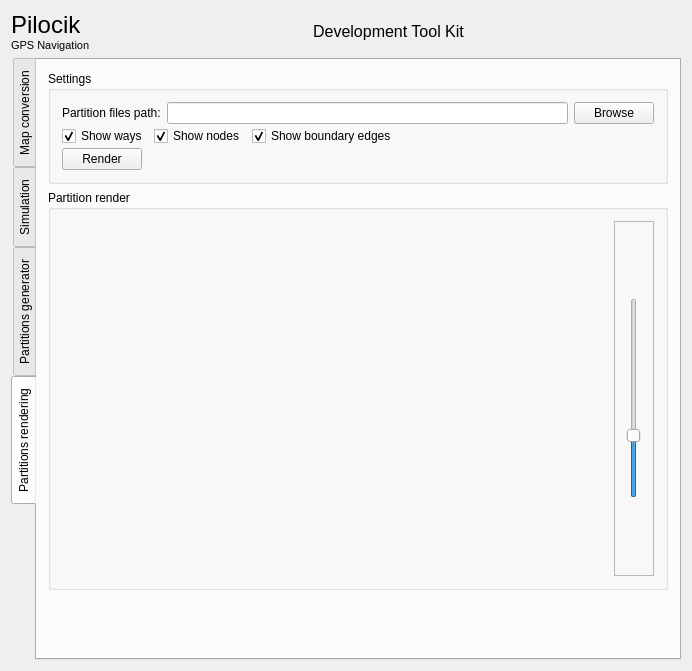
The window that Utils/mainwindow.ui (dotevo/Pilocik) describes before a commit, drawn with Qt 5.
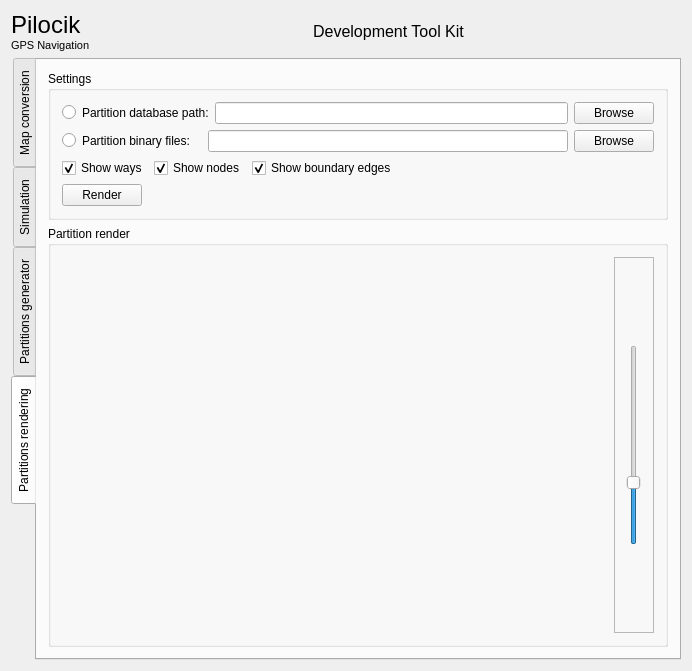
The same window after the commit. The open tabs and pages were chosen to show the change. Icons and pictures are not drawn. Custom widgets are drawn as their Qt base class.

Commit message: partition rendering from binary files

Patch:
```diff
--- a/Utils/mainwindow.ui
+++ b/Utils/mainwindow.ui
@@ -1241,13 +1241,23 @@
              <string>Settings</string>
             </property>
             <layout class="QVBoxLayout" name="verticalLayout_9">
-             <property name="spacing">
-              <number>2</number>
-             </property>
              <item>
               <layout class="QHBoxLayout" name="horizontalLayout_24">
+               <item>
+                <widget class="QRadioButton" name="partDatabaseRadioButton">
+                 <property name="text">
+                  <string/>
+                 </property>
+                </widget>
+               </item>
                <item>
                 <widget class="QLabel" name="partRenderPathL">
+                 <property name="minimumSize">
+                  <size>
+                   <width>120</width>
+                   <height>0</height>
+                  </size>
+                 </property>
                  <property name="maximumSize">
                   <size>
                    <width>16777215</width>
@@ -1255,7 +1265,7 @@
                   </size>
                  </property>
                  <property name="text">
-                  <string>Partition files path:</string>
+                  <string>Partition database path:</string>
                  </property>
                 </widget>
                </item>
@@ -1267,7 +1277,41 @@
                 </widget>
                </item>
                <item>
-                <widget class="QPushButton" name="partRenderPathButton">
+                <widget class="QPushButton" name="partDatabaseRenderPathButton">
+                 <property name="text">
+                  <string>Browse</string>
+                 </property>
+                </widget>
+               </item>
+              </layout>
+             </item>
+             <item>
+              <layout class="QHBoxLayout" name="horizontalLayout_33">
+               <item>
+                <widget class="QRadioButton" name="partBinaryRadioButton">
+                 <property name="text">
+                  <string/>
+                 </property>
+                </widget>
+               </item>
+               <item>
+                <widget class="QLabel" name="label_23">
+                 <property name="minimumSize">
+                  <size>
+                   <width>120</width>
+                   <height>0</height>
+                  </size>
+                 </property>
+                 <property name="text">
+                  <string>Partition binary files:</string>
+                 </property>
+                </widget>
+               </item>
+               <item>
+                <widget class="QLineEdit" name="partBinaryRenderPath"/>
+               </item>
+               <item>
+                <widget class="QPushButton" name="partBinaryRenderButton">
                  <property name="text">
                   <string>Browse</string>
                  </property>
@@ -1351,6 +1395,12 @@
           </item>
           <item>
            <widget class="QGroupBox" name="groupBox_2">
+            <property name="sizePolicy">
+             <sizepolicy hsizetype="Preferred" vsizetype="Expanding">
+              <horstretch>0</horstretch>
+              <verstretch>0</verstretch>
+             </sizepolicy>
+            </property>
             <property name="minimumSize">
              <size>
               <width>0</width>
@@ -1436,19 +1486,6 @@
             </layout>
            </widget>
           </item>
-          <item>
-           <spacer name="verticalSpacer_3">
-            <property name="orientation">
-             <enum>Qt::Vertical</enum>
-            </property>
-            <property name="sizeHint" stdset="0">
-             <size>
-              <width>20</width>
-              <height>40</height>
-             </size>
-            </property>
-           </spacer>
-          </item>
          </layout>
         </widget>
        </widget>
```
Left out of the diff: 6 changed lines with no effect on the pictures. The commit also changes 3 other files.
